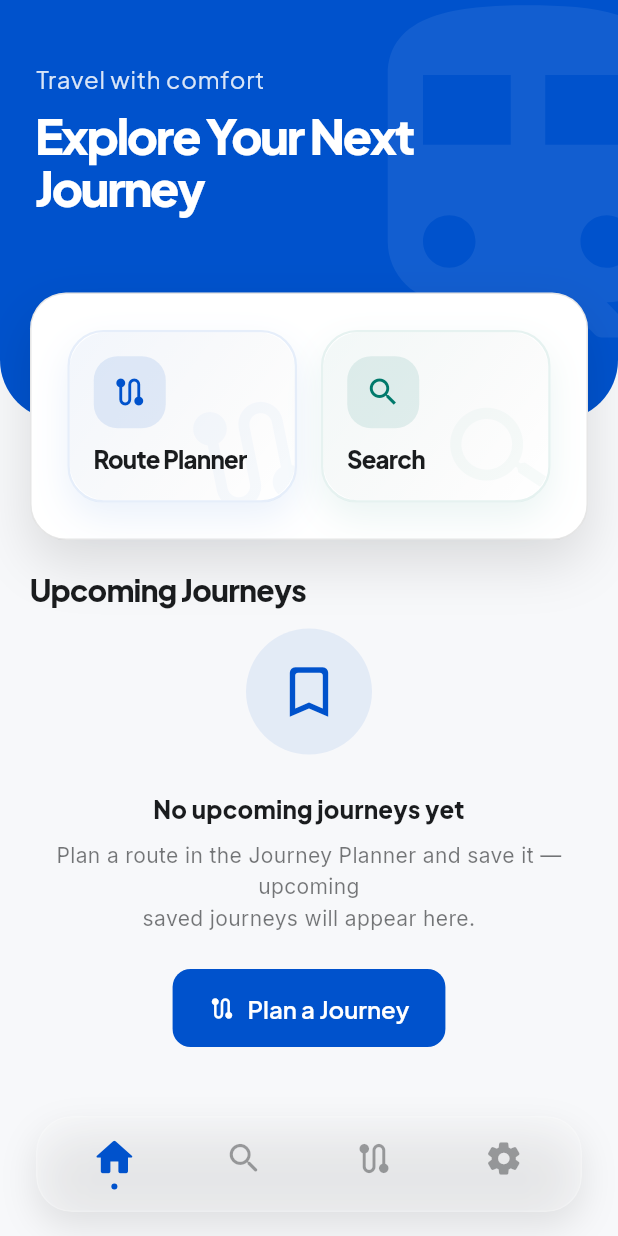
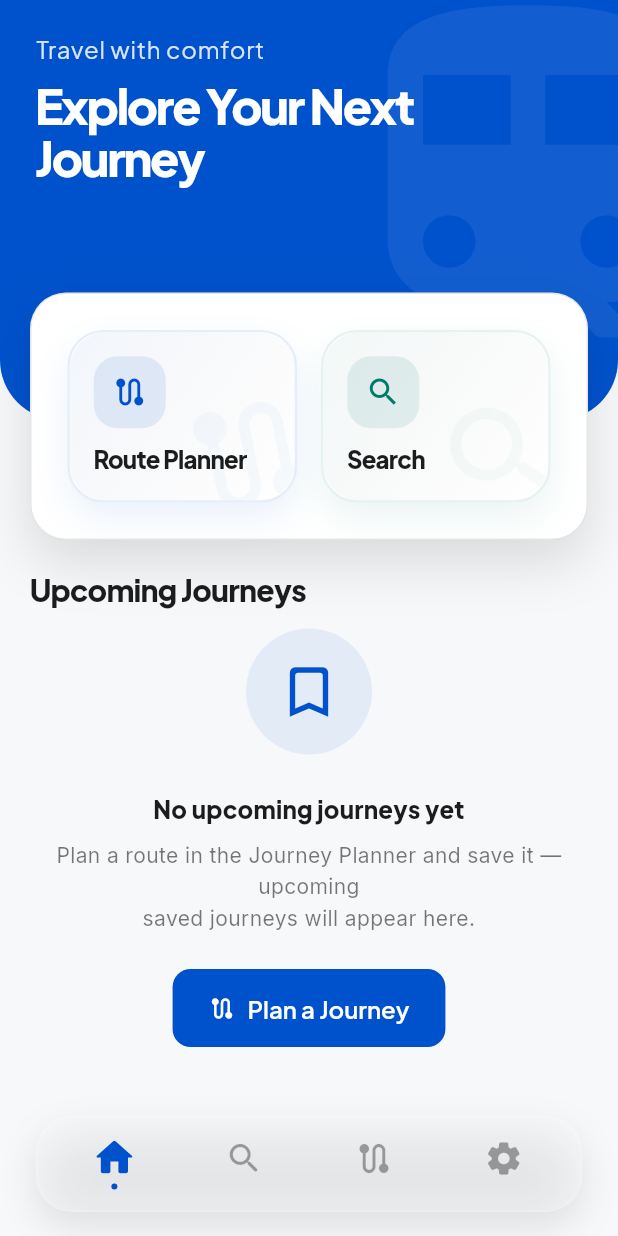
Before and after one commit to RasZarky/byTrain, a Flutter app: the HomeScreen screen opened by its route, on a phone screen of 412 x 824 dp. Run offline on Flutter 3.47's test engine with Material 3 defaults, Android fonts, the phone set to English and light mode, and no system bars; our stand-ins replace cached_network_image, equatable, flutter_bloc, go_router, google_fonts, shared_preferences and 1 more; accounts and stored records are empty; network calls fail.

Commit message:
solve header bug in home screen

```diff
--- a/lib/features/home/presentation/home_screen.dart
+++ b/lib/features/home/presentation/home_screen.dart
@@ -143,12 +143,13 @@ class HomeScreen extends StatelessWidget {
               ),
               SafeArea(
                 child: Padding(
-                  padding: const EdgeInsets.fromLTRB(24, 40, 24, 0),
+                  padding: const EdgeInsets.fromLTRB(24, 20, 24, 0),
                   child: Column(
                     crossAxisAlignment: CrossAxisAlignment.start,
                     children: [
                       Text(
                         "Travel with comfort",
+                        overflow: TextOverflow.ellipsis,
                         style: theme.textTheme.titleMedium?.copyWith(
                           color: Colors.white.withValues(alpha: 0.85),
                           fontWeight: FontWeight.w400,
@@ -158,6 +159,8 @@ class HomeScreen extends StatelessWidget {
                       const SizedBox(height: 8),
                       Text(
                         "Explore Your Next\nJourney",
+                        overflow: TextOverflow.ellipsis,
+                        maxLines: 2,
                         style: theme.textTheme.headlineLarge?.copyWith(
                           color: Colors.white,
                           fontWeight: FontWeight.w900,
```
Also changed, not shown: 1 other file.
